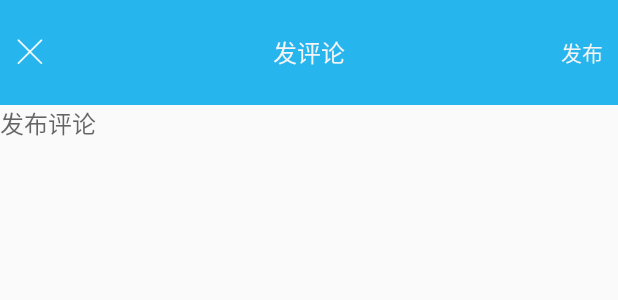
After one commit to chenzhibin66/HeadLine, an Android app: the layout activity_post_comment.xml on its own in the app's theme, with its tools: preview values and no code run, on a phone screen of 412 x 824 dp. The commit adds this screen. Shown: the top 300 px of the screen. Run offline under Robolectric (Android 15) with nearby library versions, the phone set to English and light mode, and no system bars.

Commit message:
update code

```diff
--- a/app/src/main/AndroidManifest.xml
+++ b/app/src/main/AndroidManifest.xml
@@ -13,7 +13,9 @@
         android:label="@string/app_name"
         android:supportsRtl="true"
         android:theme="@style/AppTheme">
-        <activity android:name=".activity.UpatePwdActivity"></activity>
+        <activity android:name=".activity.PostCommentActivity"
+            android:theme="@style/AppTheme.NoActionBar.Activity"></activity>
+        <activity android:name=".activity.UpatePwdActivity" />
         <activity
             android:name=".activity.ArticleDetailActivity"
             android:theme="@style/AppTheme.NoActionBar.Activity" />
--- a/app/src/main/java/com/nuc/calvin/headline/adapter/HomeChoiceAdapter.java
+++ b/app/src/main/java/com/nuc/calvin/headline/adapter/HomeChoiceAdapter.java
@@ -96,7 +96,7 @@ public class HomeChoiceAdapter extends RecyclerView.Adapter<HomeChoiceAdapter.Ch
         }
         final int pos = getRealPosition(choiceViewHolder);//这里的 position 实际需要不包括 header
         final ArticleJs articleJs = dataList.get(pos);
-        Log.d(TAG, "onBindViewHolderLikeCount: "+articleJs.getLikeCount());
+        Log.d(TAG, "onBindViewHolderLikeCount: " + articleJs.getLikeCount());
         if (choiceViewHolder instanceof ChoiceViewHolder) {
             choiceViewHolder.bindData(articleJs);
         }
@@ -175,7 +175,7 @@ public class HomeChoiceAdapter extends RecyclerView.Adapter<HomeChoiceAdapter.Ch
             authorImg.setImageURI(article.getUser().getHeadImg());
             likeCount.setText(String.valueOf(article.getLikeCount()));
             commentCount.setText(String.valueOf(article.getCommentCount()));
-            /* collcetCount.setText(String.valueOf(article.ge));*/
+            collectCount.setText(String.valueOf(article.getCollectCount()));
 
         }
     }
--- /dev/null
+++ b/app/src/main/res/layout/activity_post_comment.xml
@@ -0,0 +1,89 @@
+<?xml version="1.0" encoding="utf-8"?>
+<LinearLayout xmlns:android="http://schemas.android.com/apk/res/android"
+    xmlns:app="http://schemas.android.com/apk/res-auto"
+    xmlns:tools="http://schemas.android.com/tools"
+    android:layout_width="match_parent"
+    android:layout_height="match_parent"
+    android:orientation="vertical"
+    tools:context=".activity.ShareActivity">
+
+
+    <RelativeLayout
+        android:layout_width="match_parent"
+        android:layout_height="70dp"
+        android:background="@color/colorPrimary"
+        android:orientation="vertical">
+
+        <RelativeLayout
+            android:id="@+id/lay_actionbar_left"
+            android:layout_width="100dp"
+            android:layout_height="match_parent"
+            android:orientation="horizontal">
+
+            <ImageView
+                android:id="@+id/iv_comment_left"
+                android:layout_width="20dp"
+                android:layout_height="20dp"
+                android:layout_centerVertical="true"
+                android:layout_marginLeft="10dp"
+                android:background="@drawable/iv_cancle"
+                />
+
+        </RelativeLayout>
+
+        <TextView
+            android:id="@+id/tv_actionbar_title"
+            android:layout_width="wrap_content"
+            android:layout_height="wrap_content"
+            android:layout_centerInParent="true"
+            android:maxLength="15"
+            android:text="发评论"
+            android:textSize="16sp"
+            android:textColor="@color/color_light_white"/>
+
+        <RelativeLayout
+            android:id="@+id/lay_actionbar_right"
+            android:layout_width="100dp"
+            android:layout_height="match_parent"
+            android:layout_alignParentRight="true"
+            android:gravity="right"
+            android:orientation="horizontal">
+
+            <View
+                android:id="@+id/v_actionbar_right"
+                android:layout_width="20dp"
+                android:layout_height="20dp"
+                android:layout_alignParentRight="true"
+                android:layout_centerVertical="true"
+                android:layout_marginRight="10dp"
+                android:visibility="gone" />
+
+            <TextView
+                android:id="@+id/post_comment"
+                android:layout_width="wrap_content"
+                android:layout_height="match_parent"
+                android:layout_marginRight="10dp"
+                android:layout_toLeftOf="@+id/v_actionbar_right"
+                android:gravity="center_vertical|right"
+                android:singleLine="true"
+                android:text="发布"
+                android:textColor="@color/color_light_white"/>
+        </RelativeLayout>
+
+    </RelativeLayout>
+
+    <LinearLayout
+        android:layout_width="match_parent"
+        android:layout_height="match_parent"
+        android:orientation="vertical">
+        <EditText
+            android:id="@+id/comment_content"
+            android:layout_width="wrap_content"
+            android:layout_height="wrap_content"
+            android:hint="发布评论"
+            android:background="@null"
+            android:textSize="16sp"/>
+
+    </LinearLayout>
+
+</LinearLayout>
--- a/app/src/main/res/layout/view_home_choice_item.xml
+++ b/app/src/main/res/layout/view_home_choice_item.xml
@@ -100,8 +100,7 @@
                 android:layout_width="wrap_content"
                 android:layout_height="wrap_content"
                 android:layout_toRightOf="@+id/iv_collect"
-                android:paddingLeft="3dp"
-                android:text="11" />
+                android:paddingLeft="3dp" />
         </RelativeLayout>
 
         <TextView
```
Also changed, not shown: app/src/main/java/com/nuc/calvin/headline/activity/PostCommentActivity.java (added, +98 -0 lines), app/src/main/java/com/nuc/calvin/headline/fragment/HomeChoiceFragment.java (+60 -9 lines), app/src/main/java/com/nuc/calvin/headline/fragment/HomeUserFragment.java (+0 -14 lines), app/src/main/java/com/nuc/calvin/headline/json/ArticleJs.java (+12 -1 lines), app/src/main/java/com/nuc/calvin/headline/utils/StaticClass.java (+7 -0 lines).
